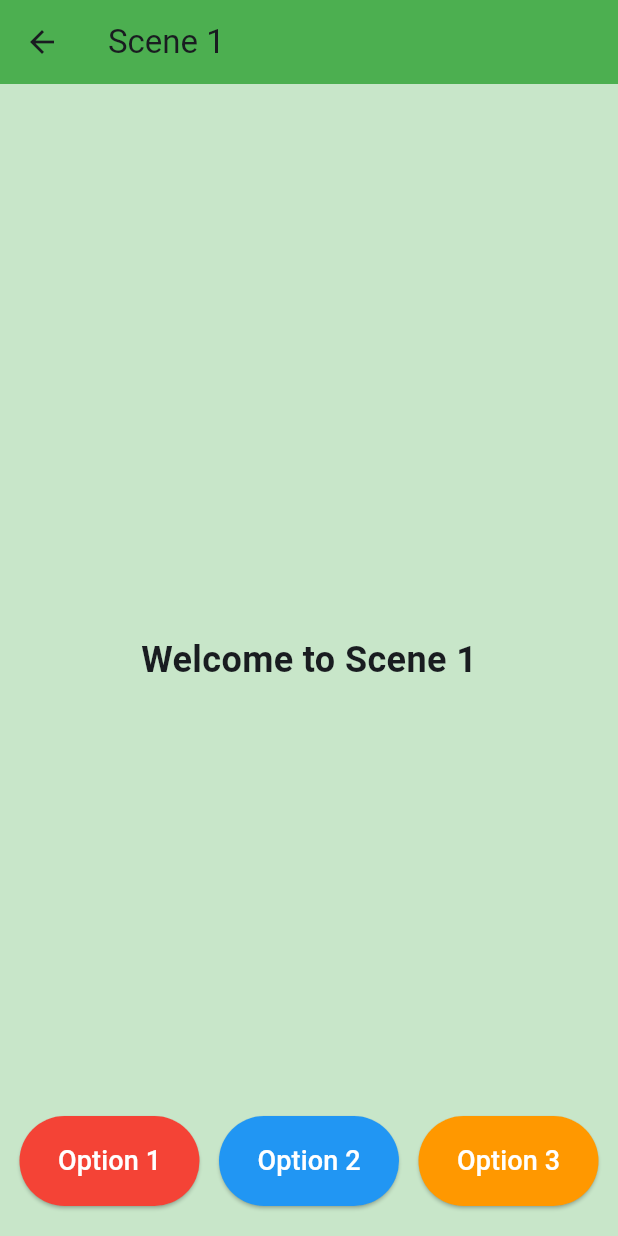
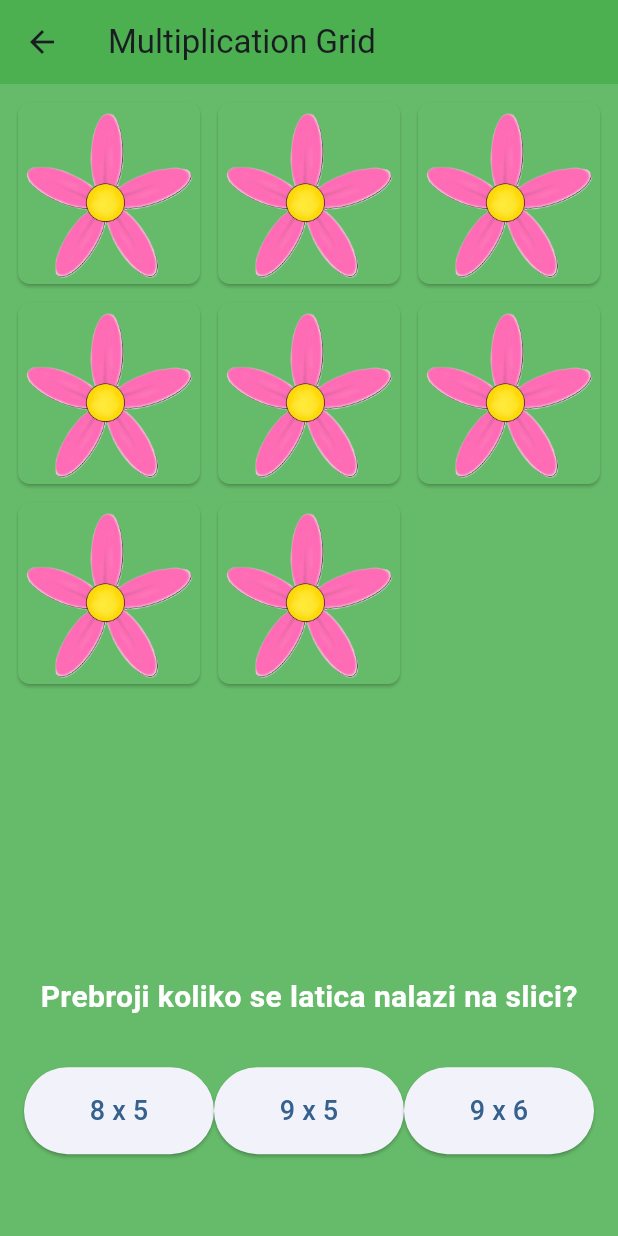
Before and after one commit to karlasostar/Zavrsnirad, a Flutter app: the screen it shows after launch, after a tap on "7, 8", on a phone screen of 412 x 824 dp. Run offline on Flutter 3.47's test engine with Material 3 defaults, Android fonts, the phone set to English and light mode, and no system bars.

Commit message:
start of scene4

```diff
--- a/mnozilica/lib/scenes/home_scene.dart
+++ b/mnozilica/lib/scenes/home_scene.dart
@@ -31,8 +31,8 @@ class HomeScene extends StatelessWidget {
                 padding: const EdgeInsets.only(bottom: 25, right: 16),
                 child: Image.asset(
                   'lib/pictures/home_4flowers.png',
-                  width: 450,
-                  height: 450,
+                  width: 800,
+                  height: 520,
                 ),
               ),
             ),
@@ -50,7 +50,7 @@ class HomeScene extends StatelessWidget {
                   children: [
                     _expandedSquareButton(context, "4, 6, 9", const Scene3()),
                     const SizedBox(width: 16),
-                    _expandedSquareButton(context, "7, 8", const Scene4()),
+                    _expandedSquareButton(context, "7, 8", Scene4()),
                   ],
                 ),
                 Center(
--- a/mnozilica/lib/scenes/scene2.dart
+++ b/mnozilica/lib/scenes/scene2.dart
@@ -38,7 +38,7 @@ class Scene2 extends StatelessWidget {
   @override
   Widget build(BuildContext context) {
     return Scaffold(
-      //myb remove AppBar
+      // Remove AppBar if not needed
       appBar: AppBar(title: const Text("Scene 2 - Multiplication Grid"), backgroundColor: Colors.green,),
       backgroundColor: Colors.green[400],
       body: Column(
@@ -61,6 +61,18 @@ class Scene2 extends StatelessWidget {
               ),
             ),
           ),
+          // Text between the grid and the buttons
+          Padding(
+            padding: const EdgeInsets.symmetric(vertical: 16.0),
+            child: Text(
+              "Prebroji koliko se latica nalazi na slici?", // Example text
+              style: TextStyle(
+                fontSize: 20,
+                fontWeight: FontWeight.bold,
+                color: Colors.white,
+              ),
+            ),
+          ),
           // Bottom section with buttons
           Flexible(
             flex: 2, // Smaller area for buttons
@@ -69,10 +81,9 @@ class Scene2 extends StatelessWidget {
               child: Row(
                 mainAxisAlignment: MainAxisAlignment.spaceEvenly,
                 children: [
-
-              Expanded(child: _ovalButton("${flowers.first.num2} x ${flowers.first.num1}")),  // Wrap with Expanded
-              Expanded(child: _ovalButton("${flowers.first.num2 +1 } x ${flowers.first.num1}")),  // Wrap with Expanded
-              Expanded(child: _ovalButton("${flowers.first.num2 +1 } x ${flowers.first.num1 + 1}")),
+                  Expanded(child: _ovalButton("${flowers.first.num2} x ${flowers.first.num1}")),  // Wrap with Expanded
+                  Expanded(child: _ovalButton("${flowers.first.num2 + 1} x ${flowers.first.num1}")),  // Wrap with Expanded
+                  Expanded(child: _ovalButton("${flowers.first.num2 + 1} x ${flowers.first.num1 + 1}")),
                 ],
               ),
             ),
@@ -84,12 +95,12 @@ class Scene2 extends StatelessWidget {
 
   // Function to determine the number of grid cells based on num2
   int _getGridColumns() {
-    if (flowers.length == 1 ) {
+    if (flowers.length == 1) {
       return 1;
     } else if (flowers.length == 3 || flowers.length == 2) {
       return 2;
     } else if (flowers.length == 4) {
-      return flowers.length;
+      return 2;
     } else if (flowers.length == 5) {
       return 3;
     } else if (flowers.length == 6) {
@@ -98,8 +109,10 @@ class Scene2 extends StatelessWidget {
       return 3;
     } else if (flowers.length == 8) {
       return 3;
+    } else if (flowers.length == 9) {
+      return 3;
     } else {
-    return 4;
+      return 4;
     }
   }
 
@@ -129,19 +142,19 @@ class FlowerTile extends StatelessWidget {
   @override
   Widget build(BuildContext context) {
     double width = MediaQuery.of(context).size.width;
-    //HSLColor.fromColor(Colors.green);
+
     // Get the number of columns in the grid dynamically from the parent widget
     int columns = (context.findAncestorWidgetOfExactType<Scene2>() as Scene2)._getGridColumns();
 
     // Calculate the image size based on the number of columns and available space
-    double imageSize = (width - 8 * 2 - 4 * (columns - 1)) / columns;  // 8 padding (left + right), 4 spacing between items
+    double imageSize = (width - 30 * 2 - 4 * (columns - 1)) / columns;  // 8 padding (left + right), 4 spacing between items
 
     return GestureDetector(
       onTap: () {
         print("${flower.num1} x ${flower.num2} = ${flower.num1 * flower.num2}");
       },
       child: Card(
-        color: Colors.green[400], //well done! remove gumbici
+        color: Colors.green[400], // Card background color
         shape: RoundedRectangleBorder(borderRadius: BorderRadius.circular(8)),
         child: Column(
           mainAxisAlignment: MainAxisAlignment.center,
@@ -151,7 +164,6 @@ class FlowerTile extends StatelessWidget {
               width: imageSize,  // Adjust the image width dynamically based on available space
               height: imageSize, // Keep aspect ratio
               fit: BoxFit.contain, // Ensure image scales without distortion
-
             ),
           ],
         ),
--- a/mnozilica/lib/scenes/scene4.dart
+++ b/mnozilica/lib/scenes/scene4.dart
@@ -1,38 +1,89 @@
+import 'dart:math';
+import 'package:flutter/cupertino.dart';
 import 'package:flutter/material.dart';
 
+// Model for flowers
+class FlowerModel {
+  final int num1;
+  final int num2;
+  final String imagePath;
+
+  FlowerModel({required this.num1, required this.num2, required this.imagePath});
+}
+
+// Function to generate random numbers and flower data
+List<FlowerModel> generateRandomFlowerData() {
+  Random random = Random();
+  int num1 = (random.nextInt(2) + 1) * 5;  // Random num1 from 1, 2, 3
+  int num2 = random.nextInt(10) + 1; // Random num2 from 1 to 10
+
+  String imagePath = 'lib/pictures/${num1}listica-removebg-preview.png';
+
+  List<FlowerModel> flowers = [];
+  for (int i = 0; i < num2; i++) {
+    flowers.add(
+      FlowerModel(
+        num1: num1,
+        num2: num2,
+        imagePath: imagePath,
+      ),
+    );
+  }
+  return flowers;
+}
+
 class Scene4 extends StatelessWidget {
-  const Scene4({super.key});
+  final List<FlowerModel> flowers = generateRandomFlowerData();
 
   @override
   Widget build(BuildContext context) {
     return Scaffold(
-      appBar: AppBar(
-        title: const Text("Scene 1"),
-        backgroundColor: Colors.green,
-      ),
-      body: Stack(
+      // Remove AppBar if not needed
+      appBar: AppBar(title: const Text("Multiplication Grid"), backgroundColor: Colors.green,),
+      backgroundColor: Colors.green[400],
+      body: Column(
         children: [
-          // Background container
-          Container(
-            color: Colors.green[100],
-            child: const Center(
-              child: Text(
-                "Welcome to Scene 1",
-                style: TextStyle(fontSize: 24, fontWeight: FontWeight.bold),
+          // Grid with flower images
+          Expanded(
+            flex: 9,
+            child: Padding(
+              padding: const EdgeInsets.all(8.0),
+              child: GridView.builder(
+                gridDelegate: SliverGridDelegateWithFixedCrossAxisCount(
+                  crossAxisCount: _getGridColumns(),
+                  crossAxisSpacing: 4,
+                  mainAxisSpacing: 4,
+                ),
+                itemCount: flowers.length,
+                itemBuilder: (context, index) {
+                  return FlowerTile(flower: flowers[index]);
+                },
               ),
             ),
           ),
-          // Positioned buttons at the bottom
-          Align(
-            alignment: Alignment.bottomCenter,
+          // Text between the grid and the buttons
+          Padding(
+            padding: const EdgeInsets.symmetric(vertical: 16.0),
+            child: Text(
+              "Prebroji koliko se latica nalazi na slici?", // Example text
+              style: TextStyle(
+                fontSize: 20,
+                fontWeight: FontWeight.bold,
+                color: Colors.white,
+              ),
+            ),
+          ),
+          // Bottom section with buttons
+          Flexible(
+            flex: 2, // Smaller area for buttons
             child: Padding(
-              padding: const EdgeInsets.only(bottom: 20),
+              padding: const EdgeInsets.all(16.0),
               child: Row(
                 mainAxisAlignment: MainAxisAlignment.spaceEvenly,
                 children: [
-                  _ovalButton("Option 1", Colors.red),
-                  _ovalButton("Option 2", Colors.blue),
-                  _ovalButton("Option 3", Colors.orange),
+                  Expanded(child: _ovalButton("${flowers.first.num2} x ${flowers.first.num1}")),  // Wrap with Expanded
+                  Expanded(child: _ovalButton("${flowers.first.num2 + 1} x ${flowers.first.num1}")),  // Wrap with Expanded
+                  Expanded(child: _ovalButton("${flowers.first.num2 + 1} x ${flowers.first.num1 + 1}")),
                 ],
               ),
             ),
@@ -42,21 +93,78 @@ class Scene4 extends StatelessWidget {
     );
   }
 
-  Widget _ovalButton(String label, Color color) {
-    return SizedBox(
-      width: 120,
-      height: 60,
-      child: ElevatedButton(
-        onPressed: () {
-          // TODO: Add functionality
-        },
-        style: ElevatedButton.styleFrom(
-          backgroundColor: color,
-          shape: RoundedRectangleBorder(
-            borderRadius: BorderRadius.circular(30), // Oval shape
-          ),
+  // Function to determine the number of grid cells based on num2
+  int _getGridColumns() {
+    if (flowers.length == 1) {
+      return 1;
+    } else if (flowers.length == 3 || flowers.length == 2) {
+      return 2;
+    } else if (flowers.length == 4) {
+      return 2;
+    } else if (flowers.length == 5) {
+      return 3;
+    } else if (flowers.length == 6) {
+      return 3;
+    } else if (flowers.length == 7) {
+      return 3;
+    } else if (flowers.length == 8 || flowers.length == 9) {
+      return 3;
+    } else  {
+      return 4;
+    }
+  }
+
+  // Oval button widget
+  Widget _ovalButton(String label) {
+    return ElevatedButton(
+      onPressed: () {
+        print("Pressed: $label");
+      },
+      style: ElevatedButton.styleFrom(
+        shape: RoundedRectangleBorder(
+          borderRadius: BorderRadius.circular(30),
         ),
-        child: Text(label, style: const TextStyle(fontSize: 18, color: Colors.white)),
+        padding: const EdgeInsets.symmetric(horizontal: 40, vertical: 16),
+      ),
+      child: Text(label, style: const TextStyle(fontSize: 18)),
+    );
+  }
+}
+
+// Widget for each flower in the grid
+class FlowerTile extends StatelessWidget {
+  final FlowerModel flower;
+
+  FlowerTile({required this.flower});
+
+  @override
+  Widget build(BuildContext context) {
+    double width = MediaQuery.of(context).size.width;
+
+    // Get the number of columns in the grid dynamically from the parent widget
+    int columns = (context.findAncestorWidgetOfExactType<Scene4>() as Scene4)._getGridColumns();
+
+    // Calculate the image size based on the number of columns and available space
+    double imageSize = (width - 30 * 2 - 4 * (columns - 1)) / columns;  // 8 padding (left + right), 4 spacing between items
+
+    return GestureDetector(
+      onTap: () {
+        print("${flower.num1} x ${flower.num2} = ${flower.num1 * flower.num2}");
+      },
+      child: Card(
+        color: Colors.green[400], // Card background color
+        shape: RoundedRectangleBorder(borderRadius: BorderRadius.circular(8)),
+        child: Column(
+          mainAxisAlignment: MainAxisAlignment.center,
+          children: [
+            Image.asset(
+              flower.imagePath,
+              width: imageSize,  // Adjust the image width dynamically based on available space
+              height: imageSize, // Keep aspect ratio
+              fit: BoxFit.contain, // Ensure image scales without distortion
+            ),
+          ],
+        ),
       ),
     );
   }
```
